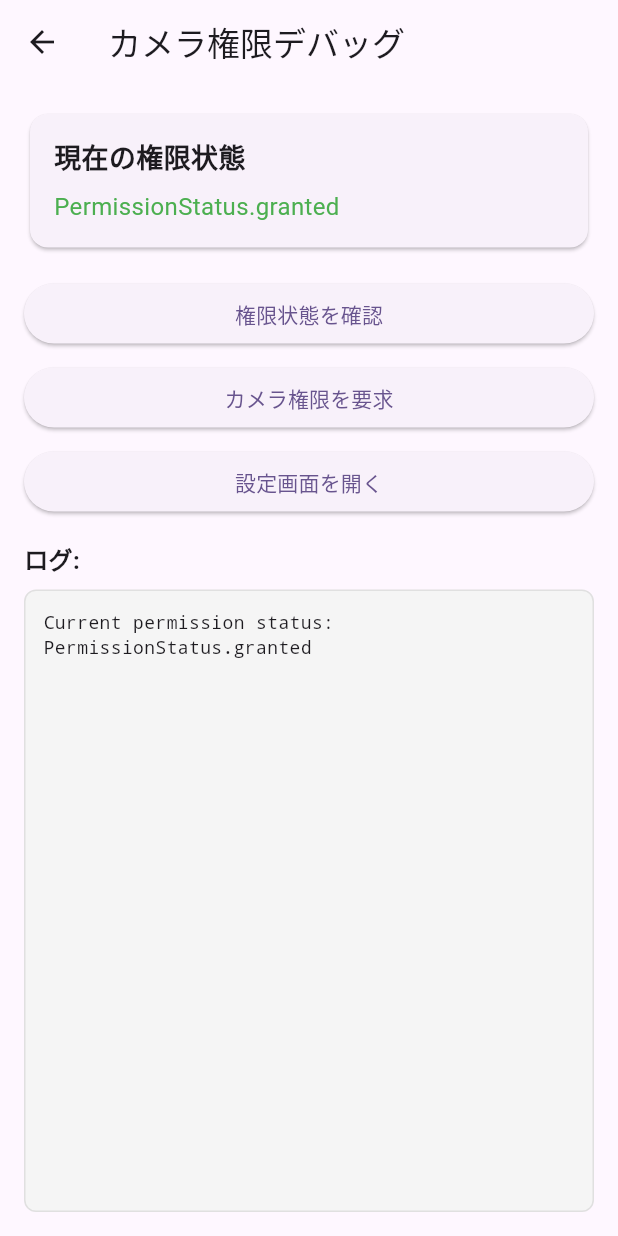
After one commit to mahiguch/personal-color, a Flutter app: the screen it shows after launch, after a tap on "カメラ権限デバッグ", on a phone screen of 412 x 824 dp. The commit adds this screen. Run offline on Flutter 3.47's test engine with Material 3 defaults, Android fonts, the phone set to English and light mode, and no system bars; our stand-ins replace camera, dartz, dio, equatable, get_it, permission_handler.

```diff
--- /dev/null
+++ b/client/personal_color_app/lib/debug_camera_permission.dart
@@ -0,0 +1,155 @@
+import 'package:flutter/material.dart';
+import 'package:permission_handler/permission_handler.dart';
+
+/// デバッグ用のカメラ権限チェックウィジェット
+class DebugCameraPermission extends StatefulWidget {
+  const DebugCameraPermission({super.key});
+
+  @override
+  State<DebugCameraPermission> createState() => _DebugCameraPermissionState();
+}
+
+class _DebugCameraPermissionState extends State<DebugCameraPermission> {
+  PermissionStatus? _permissionStatus;
+  String _log = '';
+
+  @override
+  void initState() {
+    super.initState();
+    _checkPermission();
+  }
+
+  Future<void> _checkPermission() async {
+    final status = await Permission.camera.status;
+    setState(() {
+      _permissionStatus = status;
+      _log += 'Current permission status: $status\n';
+    });
+  }
+
+  Future<void> _requestPermission() async {
+    setState(() {
+      _log += 'Requesting camera permission...\n';
+    });
+
+    final status = await Permission.camera.request();
+
+    setState(() {
+      _permissionStatus = status;
+      _log += 'Permission request result: $status\n';
+    });
+
+    if (status.isPermanentlyDenied) {
+      setState(() {
+        _log += 'Opening app settings...\n';
+      });
+      await openAppSettings();
+    }
+  }
+
+  @override
+  Widget build(BuildContext context) {
+    return Scaffold(
+      appBar: AppBar(
+        title: const Text('カメラ権限デバッグ'),
+      ),
+      body: Padding(
+        padding: const EdgeInsets.all(16.0),
+        child: Column(
+          crossAxisAlignment: CrossAxisAlignment.stretch,
+          children: [
+            Card(
+              child: Padding(
+                padding: const EdgeInsets.all(16.0),
+                child: Column(
+                  crossAxisAlignment: CrossAxisAlignment.start,
+                  children: [
+                    const Text(
+                      '現在の権限状態',
+                      style: TextStyle(
+                        fontSize: 18,
+                        fontWeight: FontWeight.bold,
+                      ),
+                    ),
+                    const SizedBox(height: 8),
+                    Text(
+                      _permissionStatus?.toString() ?? '未確認',
+                      style: TextStyle(
+                        fontSize: 16,
+                        color: _getStatusColor(),
+                      ),
+                    ),
+                  ],
+                ),
+              ),
+            ),
+            const SizedBox(height: 16),
+            ElevatedButton(
+              onPressed: _checkPermission,
+              child: const Text('権限状態を確認'),
+            ),
+            const SizedBox(height: 8),
+            ElevatedButton(
+              onPressed: _requestPermission,
+              child: const Text('カメラ権限を要求'),
+            ),
+            const SizedBox(height: 8),
+            ElevatedButton(
+              onPressed: () async {
+                await openAppSettings();
+              },
+              child: const Text('設定画面を開く'),
+            ),
+            const SizedBox(height: 16),
+            const Text(
+              'ログ:',
+              style: TextStyle(
+                fontSize: 16,
+                fontWeight: FontWeight.bold,
+              ),
+            ),
+            const SizedBox(height: 8),
+            Expanded(
+              child: Container(
+                padding: const EdgeInsets.all(12),
+                decoration: BoxDecoration(
+                  color: Colors.grey[100],
+                  borderRadius: BorderRadius.circular(8),
+                  border: Border.all(color: Colors.grey[300]!),
+                ),
+                child: SingleChildScrollView(
+                  child: Text(
+                    _log.isEmpty ? 'ログなし' : _log,
+                    style: const TextStyle(
+                      fontFamily: 'monospace',
+                      fontSize: 12,
+                    ),
+                  ),
+                ),
+              ),
+            ),
+          ],
+        ),
+      ),
+    );
+  }
+
+  Color _getStatusColor() {
+    switch (_permissionStatus) {
+      case PermissionStatus.granted:
+        return Colors.green;
+      case PermissionStatus.denied:
+        return Colors.orange;
+      case PermissionStatus.permanentlyDenied:
+        return Colors.red;
+      case PermissionStatus.restricted:
+        return Colors.red;
+      case PermissionStatus.limited:
+        return Colors.blue;
+      case PermissionStatus.provisional:
+        return Colors.blue;
+      default:
+        return Colors.grey;
+    }
+  }
+}
--- a/client/personal_color_app/lib/features/camera/data/datasources/camera_data_source.dart
+++ b/client/personal_color_app/lib/features/camera/data/datasources/camera_data_source.dart
@@ -1,5 +1,6 @@
 import 'package:camera/camera.dart';
 import 'package:permission_handler/permission_handler.dart';
+import 'package:flutter/foundation.dart';
 import '../models/camera_image_model.dart';
 import '../../domain/entities/camera_permission.dart';
 
@@ -72,6 +73,41 @@ class CameraDataSourceImpl implements CameraDataSource {
 
   @override
   Future<void> initializeCamera() async {
+    debugPrint('🎥 カメラ初期化開始');
+
+    // まず権限を確認・要求
+    final permission = await getCameraPermission();
+    debugPrint('🔐 現在の権限状態: granted=${permission.isGranted}, denied=${permission.isPermanentlyDenied}');
+
+    if (!permission.isGranted) {
+      debugPrint('🔐 権限要求中...');
+      final requestResult = await requestCameraPermission();
+      debugPrint('🔐 権限要求結果: granted=${requestResult.isGranted}, denied=${requestResult.isPermanentlyDenied}');
+
+      if (!requestResult.isGranted) {
+        throw Exception('カメラの使用許可が必要です。設定からカメラの許可をオンにしてください。');
+      }
+    }
+
+    // カメラの利用可能性を確認
+    if (!await isCameraAvailable()) {
+      throw Exception('利用可能なカメラがありません');
+    }
+
+    // カメラリストを再取得（権限が許可された後）
+    try {
+      _cameras = await availableCameras();
+      debugPrint('📱 利用可能なカメラ数: ${_cameras?.length ?? 0}');
+
+      for (int i = 0; i < (_cameras?.length ?? 0); i++) {
+        final camera = _cameras![i];
+        debugPrint('📱 カメラ$i: ${camera.name}, 方向: ${camera.lensDirection}');
+      }
+    } catch (e) {
+      debugPrint('❌ カメラリスト取得エラー: $e');
+      throw Exception('カメラの初期化に失敗しました: $e');
+    }
+
     if (_cameras == null || _cameras!.isEmpty) {
       throw Exception('利用可能なカメラがありません');
     }
@@ -88,6 +124,7 @@ class CameraDataSourceImpl implements CameraDataSource {
       camera = _cameras!.first;
     }
 
+    try {
       _controller = CameraController(
         camera,
         ResolutionPreset.medium,
@@ -95,6 +132,17 @@ class CameraDataSourceImpl implements CameraDataSource {
       );
 
       await _controller!.initialize();
+
+      // 初期化の成功を確認
+      if (!_controller!.value.isInitialized) {
+        throw Exception('カメラコントローラーの初期化に失敗しました');
+      }
+    } catch (e) {
+      // カメラコントローラーのクリーンアップ
+      await _controller?.dispose();
+      _controller = null;
+      throw Exception('カメラの初期化でエラーが発生しました: $e');
+    }
   }
 
   @override
--- a/client/personal_color_app/lib/main.dart
+++ b/client/personal_color_app/lib/main.dart
@@ -3,6 +3,7 @@ import 'package:provider/provider.dart';
 import 'core/di/injection_container.dart' as di;
 import 'features/camera/presentation/providers/camera_provider.dart';
 import 'features/camera/presentation/pages/camera_page.dart';
+import 'debug_camera_permission.dart';
 
 void main() async {
   WidgetsFlutterBinding.ensureInitialized();
@@ -74,6 +75,17 @@ class MyHomePage extends StatelessWidget {
                 style: TextStyle(fontSize: 18),
               ),
             ),
+            const SizedBox(height: 20),
+            TextButton(
+              onPressed: () {
+                Navigator.of(context).push(
+                  MaterialPageRoute(
+                    builder: (context) => const DebugCameraPermission(),
+                  ),
+                );
+              },
+              child: const Text('カメラ権限デバッグ'),
+            ),
           ],
         ),
       ),
```
Also changed, not shown: 4 other files. Lines whose indentation alone changed are shown as unchanged.
